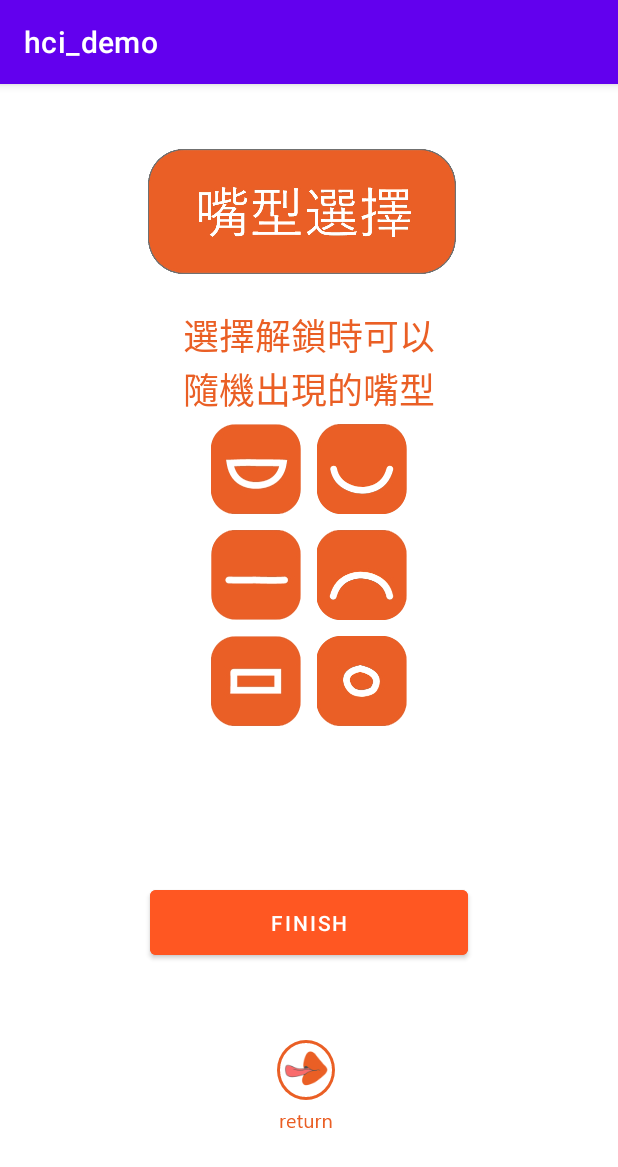
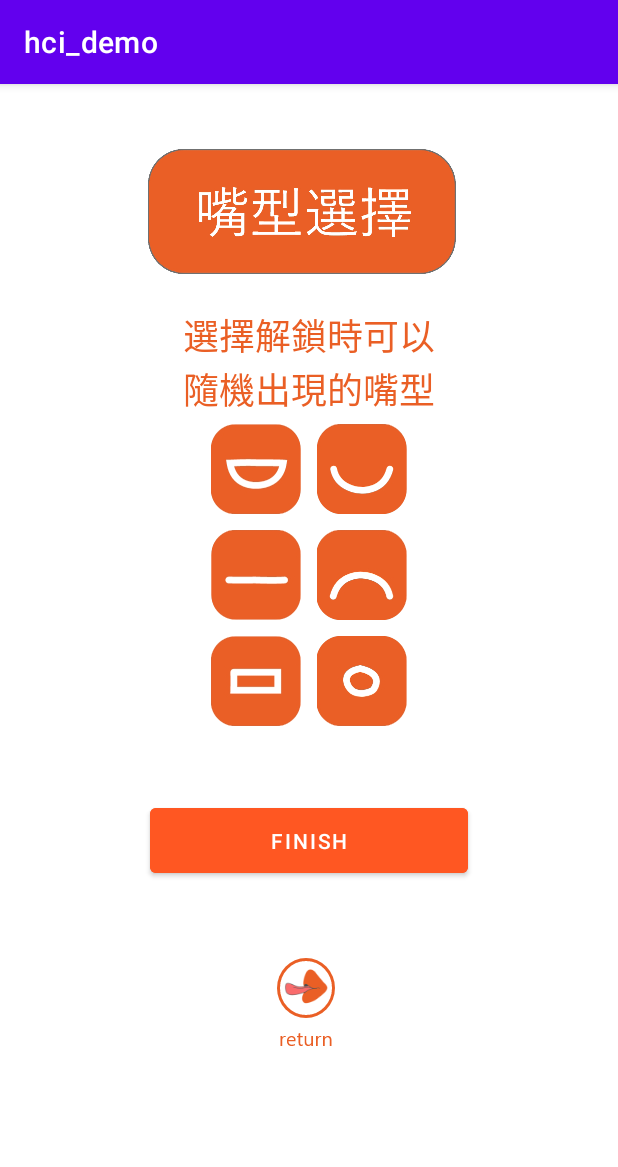
Before and after one commit to nickandsam20/HCI_Design, an Android app: the setting_mouse_choose screen opened directly, with no data from a screen before it, on a phone screen of 412 x 824 dp. Shown: the top 1167 px of the screen. Run offline under Robolectric (Android 15) with nearby library versions, the phone set to English and light mode, and no system bars.

```diff
--- a/app/src/main/res/layout/activity_setting_mouse_choose.xml
+++ b/app/src/main/res/layout/activity_setting_mouse_choose.xml
@@ -44,14 +44,14 @@
 
         <TableLayout
             android:layout_width="match_parent"
-            android:layout_height="290dp">
+            android:layout_height="235dp">
 
             <TableRow
                 android:layout_width="fill_parent"
                 android:layout_height="match_parent"
+                android:gravity="center"
                 android:paddingLeft="60dp"
-                android:paddingRight="60dp"
-                android:gravity="center">
+                android:paddingRight="60dp">
 
                 <ToggleButton
                     android:id="@+id/toggleButton0"
@@ -77,9 +77,9 @@
             <TableRow
                 android:layout_width="fill_parent"
                 android:layout_height="match_parent"
+                android:gravity="center"
                 android:paddingLeft="60dp"
-                android:paddingRight="60dp"
-                android:gravity="center">
+                android:paddingRight="60dp">
 
                 <ToggleButton
                     android:id="@+id/toggleButton2"
@@ -104,9 +104,9 @@
             <TableRow
                 android:layout_width="match_parent"
                 android:layout_height="match_parent"
+                android:gravity="center"
                 android:paddingLeft="60dp"
-                android:paddingRight="60dp"
-                android:gravity="center">
+                android:paddingRight="60dp">
 
                 <ToggleButton
                     android:id="@+id/toggleButton4"
@@ -127,7 +127,6 @@
                     android:textOn="V" />
 
             </TableRow>
-
 
 
         </TableLayout>
```
Also changed, not shown: app/src/main/java/com/example/hci_demo/camara2.java (+14 -9 lines).
